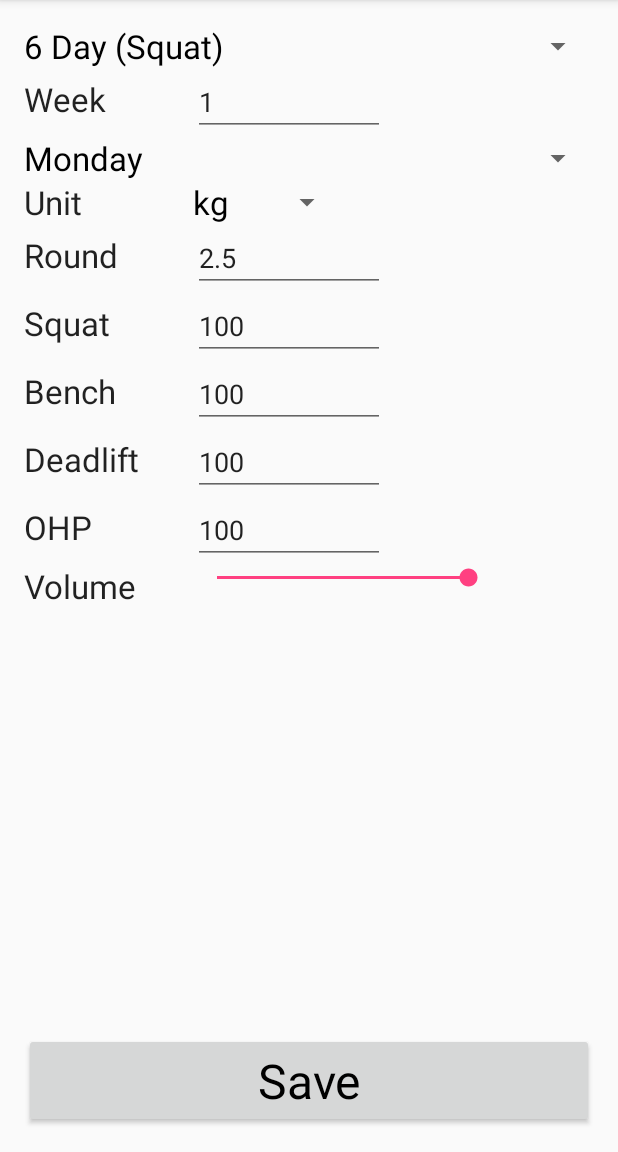
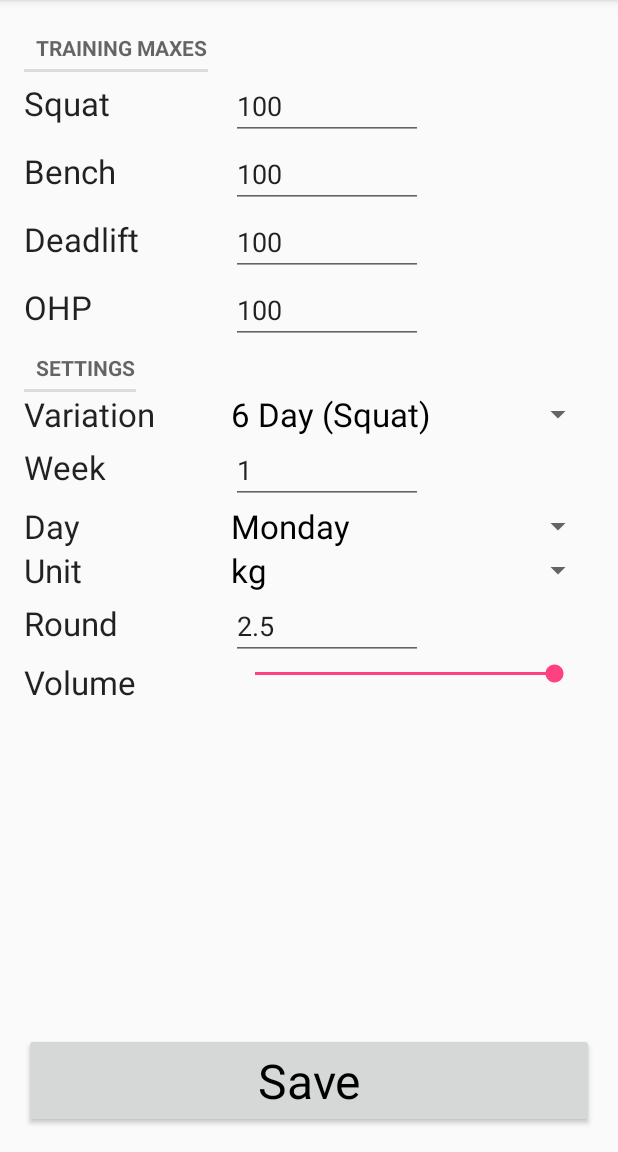
Before and after one commit to grom358/2Suns531, an Android app: the SetupActivity screen opened directly, with no data from a screen before it, on a phone screen of 412 x 824 dp, the part 84-1236 px from its top. Run offline under Robolectric (Android 15) with nearby library versions, the phone set to English and light mode, and no system bars.

Commit message:
Added setting headings

```diff
--- a/app/src/main/res/layout/activity_setup.xml
+++ b/app/src/main/res/layout/activity_setup.xml
@@ -23,81 +23,21 @@
         android:layout_alignParentTop="true"
         android:layout_alignParentLeft="true"
         android:layout_alignParentStart="true"
+        android:layout_alignParentRight="true"
+        android:layout_alignParentEnd="true"
         android:layout_above="@+id/btnSave">
 
         <android.support.v7.widget.GridLayout
             android:layout_width="fill_parent"
             android:layout_height="wrap_content"
             grid:columnCount="2">
-            <Spinner
-                android:layout_width="fill_parent"
-                android:layout_height="wrap_content"
-                android:id="@+id/spinnerVariation"
-                grid:layout_columnSpan="2"
-                android:entries="@array/variations"
-                android:padding="0dp"
-                android:textSize="@dimen/text_size_large"/>
 
             <TextView
                 android:layout_width="wrap_content"
                 android:layout_height="wrap_content"
-                android:textAppearance="?android:attr/textAppearanceLarge"
-                android:text="@string/week"
-                android:id="@+id/lblWeek"
-                android:layout_marginRight="10sp" />
-
-            <EditText
-                android:layout_width="wrap_content"
-                android:layout_height="wrap_content"
-                android:inputType="numberSigned"
-                android:ems="6"
-                android:id="@+id/editWeek"
-                android:hint="@string/week"
-                android:selectAllOnFocus="true" />
-
-            <Spinner
-                android:layout_width="fill_parent"
-                android:layout_height="wrap_content"
-                android:id="@+id/spinnerDay"
+                android:text="@string/training_max"
                 grid:layout_columnSpan="2"
-                android:entries="@array/day"
-                android:padding="0dp"
-                android:textSize="@dimen/text_size_large"/>
-
-            <TextView
-                android:layout_width="wrap_content"
-                android:layout_height="wrap_content"
-                android:textAppearance="?android:attr/textAppearanceLarge"
-                android:text="@string/unit"
-                android:id="@+id/lblUnit"
-                android:layout_marginRight="50sp"
-                grid:layout_gravity="fill_horizontal"/>
-
-            <Spinner
-                android:layout_width="100sp"
-                android:layout_height="wrap_content"
-                android:id="@+id/spinnerUnit"
-                android:entries="@array/units"
-                android:padding="0dp"
-                android:textSize="@dimen/text_size_large"/>
-
-            <TextView
-                android:layout_width="wrap_content"
-                android:layout_height="wrap_content"
-                android:textAppearance="?android:attr/textAppearanceLarge"
-                android:text="@string/round"
-                android:id="@+id/lblRound"
-                android:layout_marginRight="50sp"
-                grid:layout_gravity="fill_horizontal"/>
-
-            <EditText
-                android:layout_width="wrap_content"
-                android:layout_height="wrap_content"
-                android:inputType="numberDecimal"
-                android:ems="6"
-                android:id="@+id/editRound"
-                android:hint="weight"
-                android:selectAllOnFocus="true" />
+                style="?android:attr/listSeparatorTextViewStyle"/>
 
             <TextView
                 android:layout_width="wrap_content"
@@ -171,18 +111,113 @@
             <TextView
                 android:layout_width="wrap_content"
                 android:layout_height="wrap_content"
+                android:text="@string/settings"
+                grid:layout_columnSpan="2"
+                style="?android:attr/listSeparatorTextViewStyle"/>
+
+            <TextView
+                android:layout_width="wrap_content"
+                android:layout_height="wrap_content"
+                android:textAppearance="?android:attr/textAppearanceLarge"
+                android:text="@string/variation"
+                android:layout_marginRight="50sp"
+                grid:layout_gravity="fill_horizontal"/>
+
+            <Spinner
+                android:layout_width="wrap_content"
+                android:layout_height="wrap_content"
+                android:id="@+id/spinnerVariation"
+                android:entries="@array/variations"
+                android:padding="0dp"
+                android:textSize="@dimen/text_size_large"
+                grid:layout_gravity="fill_horizontal" />
+
+            <TextView
+                android:layout_width="wrap_content"
+                android:layout_height="wrap_content"
+                android:textAppearance="?android:attr/textAppearanceLarge"
+                android:text="@string/week"
+                android:id="@+id/lblWeek"
+                android:layout_marginRight="10sp" />
+
+            <EditText
+                android:layout_width="wrap_content"
+                android:layout_height="wrap_content"
+                android:inputType="numberSigned"
+                android:ems="6"
+                android:id="@+id/editWeek"
+                android:hint="@string/week"
+                android:selectAllOnFocus="true" />
+
+            <TextView
+                android:layout_width="wrap_content"
+                android:layout_height="wrap_content"
+                android:textAppearance="?android:attr/textAppearanceLarge"
+                android:text="@string/day"
+                android:id="@+id/lblDay"
+                android:layout_marginRight="10sp" />
+
+            <Spinner
+                android:layout_width="wrap_content"
+                android:layout_height="wrap_content"
+                android:id="@+id/spinnerDay"
+                android:entries="@array/day"
+                android:padding="0dp"
+                android:textSize="@dimen/text_size_large"
+                grid:layout_gravity="fill_horizontal" />
+
+            <TextView
+                android:layout_width="wrap_content"
+                android:layout_height="wrap_content"
+                android:textAppearance="?android:attr/textAppearanceLarge"
+                android:text="@string/unit"
+                android:id="@+id/lblUnit"
+                android:layout_marginRight="50sp"
+                grid:layout_gravity="fill_horizontal"/>
+
+            <Spinner
+                android:layout_width="100sp"
+                android:layout_height="wrap_content"
+                android:id="@+id/spinnerUnit"
+                android:entries="@array/units"
+                android:padding="0dp"
+                android:textSize="@dimen/text_size_large"
+                grid:layout_gravity="fill_horizontal" />
+
+            <TextView
+                android:layout_width="wrap_content"
+                android:layout_height="wrap_content"
+                android:textAppearance="?android:attr/textAppearanceLarge"
+                android:text="@string/round"
+                android:id="@+id/lblRound"
+                android:layout_marginRight="50sp"
+                grid:layout_gravity="fill_horizontal"/>
+
+            <EditText
+                android:layout_width="wrap_content"
+                android:layout_height="wrap_content"
+                android:inputType="numberDecimal"
+                android:ems="6"
+                android:id="@+id/editRound"
+                android:hint="weight"
+                android:selectAllOnFocus="true" />
+
+            <TextView
+                android:layout_width="wrap_content"
+                android:layout_height="wrap_content"
                 android:textAppearance="?android:attr/textAppearanceLarge"
                 android:text="@string/volume"
                 android:id="@+id/lblVolume" />
 
             <SeekBar
-                android:layout_width="200sp"
+                android:layout_width="wrap_content"
                 android:layout_height="wrap_content"
                 android:id="@+id/seekBarVolume"
                 android:layout_marginRight="10sp"
                 android:max="100"
                 android:progress="100"
-                android:padding="0dp"/>
+                android:padding="0dp"
+                grid:layout_gravity="fill_horizontal" />
 
         </android.support.v7.widget.GridLayout>
     </ScrollView>
--- a/app/src/main/res/values/strings.xml
+++ b/app/src/main/res/values/strings.xml
@@ -2,17 +2,23 @@
     <string name="app_name">2_Suns 5/3/1 LP</string>
     <string name="activity_history">2_Suns 5/3/1 LP: History</string>
     <string name="activity_setup">2_Suns 5/3/1 LP: Setup</string>
+
     <string name="bench">Bench</string>
     <string name="press">OHP</string>
     <string name="deadlift">Deadlift</string>
     <string name="squat">Squat</string>
 
+    <string name="day">Day</string>
     <string name="week">Week</string>
     <string name="unit">Unit</string>
     <string name="round">Round</string>
 
     <string name="done">Done</string>
     <string name="volume">Volume</string>
+
+    <string name="training_max">Training Maxes</string>
+    <string name="variation">Variation</string>
+    <string name="settings">Settings</string>
 
     <string-array name="day">
         <item>Monday</item>
```
